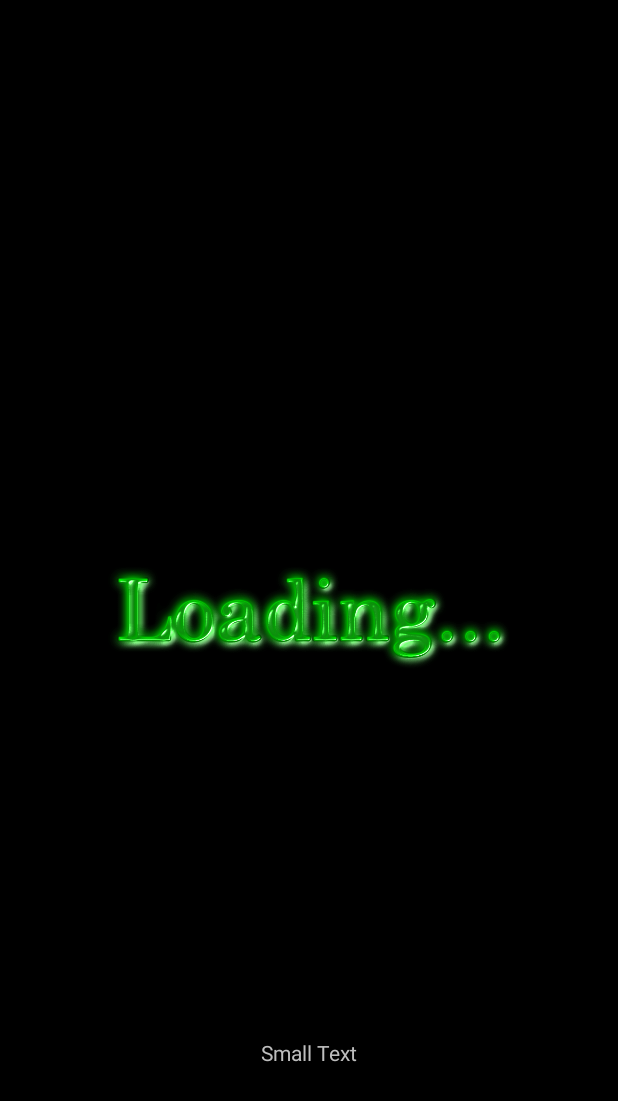
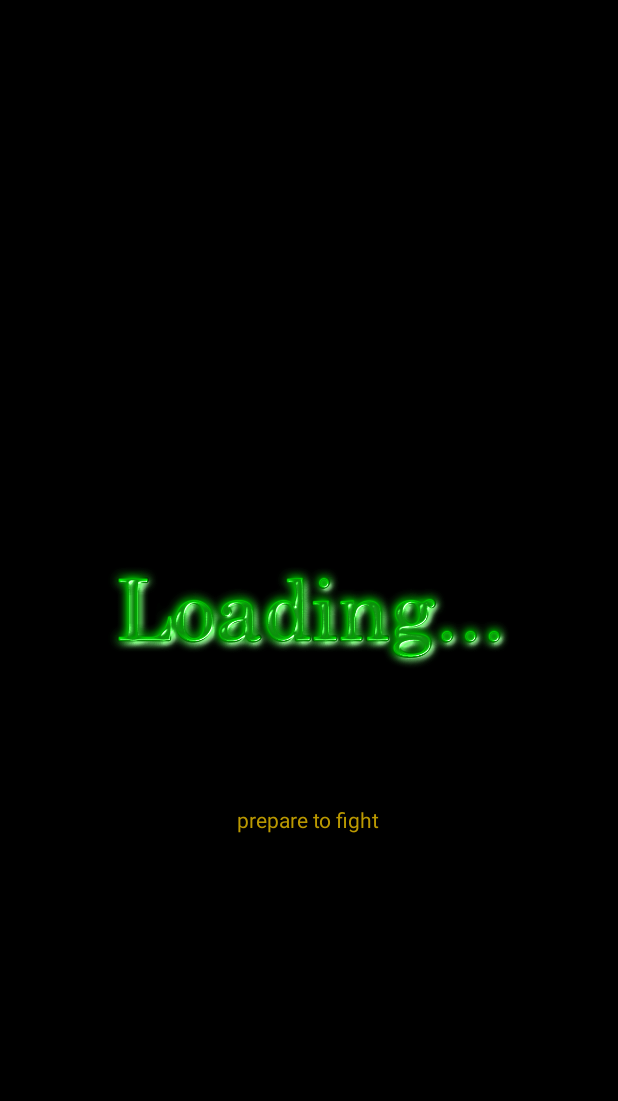
Before and after one commit to aanandc/alaga, an Android app: the screen it shows after launch (LoadingActivity), on a phone screen of 412 x 824 dp. Shown: the top 1101 px of the screen. Run offline under Robolectric (Android 15) with nearby library versions, the phone set to English and light mode, and no system bars; 1 statement that could not run was skipped.

Commit message:
added loading message,quit dialog,accuracy added in exit screen

```diff
--- a/app/src/main/java/com/sellsword/aanandchakravarthy/flinger/LoadingActivity.java
+++ b/app/src/main/java/com/sellsword/aanandchakravarthy/flinger/LoadingActivity.java
@@ -6,13 +6,19 @@ import android.os.Bundle;
 import android.os.Handler;
 import android.util.Log;
 import android.view.KeyEvent;
+import android.widget.TextView;
 
 public class LoadingActivity extends Activity {
-
+    String loading_msg[] = new String[]{"prepare to fight","be ready to blast alien scum","precision helps",
+             "kill them all",
+            "fight like vasanth the beerangi"};
     @Override
     protected void onCreate(Bundle savedInstanceState) {
         super.onCreate(savedInstanceState);
         setContentView(R.layout.activity_loading);
+        TextView loadingText = (TextView)findViewById(R.id.textLoadingMessage);
+        long val = System.currentTimeMillis()%(long)(loading_msg.length);
+        loadingText.setText(loading_msg[(int)val]);
     }
 
     @Override
--- a/app/src/main/java/com/sellsword/aanandchakravarthy/flinger/MySurface.java
+++ b/app/src/main/java/com/sellsword/aanandchakravarthy/flinger/MySurface.java
@@ -26,9 +26,11 @@ class MySurface extends SurfaceView implements SurfaceHolder.Callback {
     public FireThread mythread = null;
     public boolean threadStarted = false;
     public boolean DEBUGSCREEN = true;
+    public boolean gameover = false;
     int screenheight;
     int screenwidth;
     long oldtime = 0;
+    int bullets_fired = 0;
 
     class FireThread extends Thread {
         boolean running = true;
@@ -97,6 +99,7 @@ class MySurface extends SurfaceView implements SurfaceHolder.Callback {
             if((bullet == null || bullet.isAlive() == false) && (oldtime == 0 || currtime - oldtime >= gun.gunCoolDownTime) ) {
                 oldtime = currtime;
                 gun.lastFired = currtime ;
+                bullets_fired++;
                 //modify gun.y so that the bullet starts from the tip of the gun
                 bullet = new Bullet(screenheight, screenwidth,(int)gun.x,(int)gun.y);
                 synchronized (bullets) {
@@ -140,6 +143,9 @@ class MySurface extends SurfaceView implements SurfaceHolder.Callback {
                     mycanvas.drawRect(0,0,screenwidth,screenheight,black);
                     mycanvas.drawText("Game Over", screenwidth/3,screenheight/2,white);
                     mycanvas.drawText("Score : "+ score ,screenwidth/3,screenheight/2-100,white);
+                    Log.d("aanand","bullets fired : " + bullets_fired);
+                    mycanvas.drawText("Accuracy : " + Math.round((float)score/(float)bullets_fired*100f) + " %",screenwidth/3,screenheight/2-200,white);
+                    gameover = true;
                     mythread.stopwork();
 
                 }
--- a/app/src/main/res/layout/activity_loading.xml
+++ b/app/src/main/res/layout/activity_loading.xml
@@ -22,20 +22,12 @@
     <TextView
         android:layout_width="wrap_content"
         android:layout_height="wrap_content"
-        android:textAppearance="?android:attr/textAppearanceSmall"
         android:text="Small Text"
         android:id="@+id/textLoadingMessage"
+        android:textColor="#b90"
+        android:textAppearance="?android:attr/textAppearanceSmall"
         android:layout_below="@+id/imageLoading"
-        android:layout_centerHorizontal="true"
-        android:layout_marginTop="155dp" />
+        android:layout_centerHorizontal="true" />
 
-    <TextView
-        android:layout_width="wrap_content"
-        android:layout_height="wrap_content"
-        android:textAppearance="?android:attr/textAppearanceLarge"
-        android:text="@string/tap_text"
-        android:id="@+id/textTapMessage"
-        android:layout_centerVertical="true"
-        android:visibility="invisible"
-        android:layout_centerHorizontal="true" />
+
 </RelativeLayout>
--- a/app/src/main/res/values/strings.xml
+++ b/app/src/main/res/values/strings.xml
@@ -1,4 +1,4 @@
 <resources>
     <string name="app_name">Alaga</string>
-    <string name="tap_text">Tap to start</string>
+
 </resources>
```
Also changed, not shown: app/src/main/java/com/sellsword/aanandchakravarthy/flinger/FlingerActivity.java (+43 -0 lines), 1 other file.
